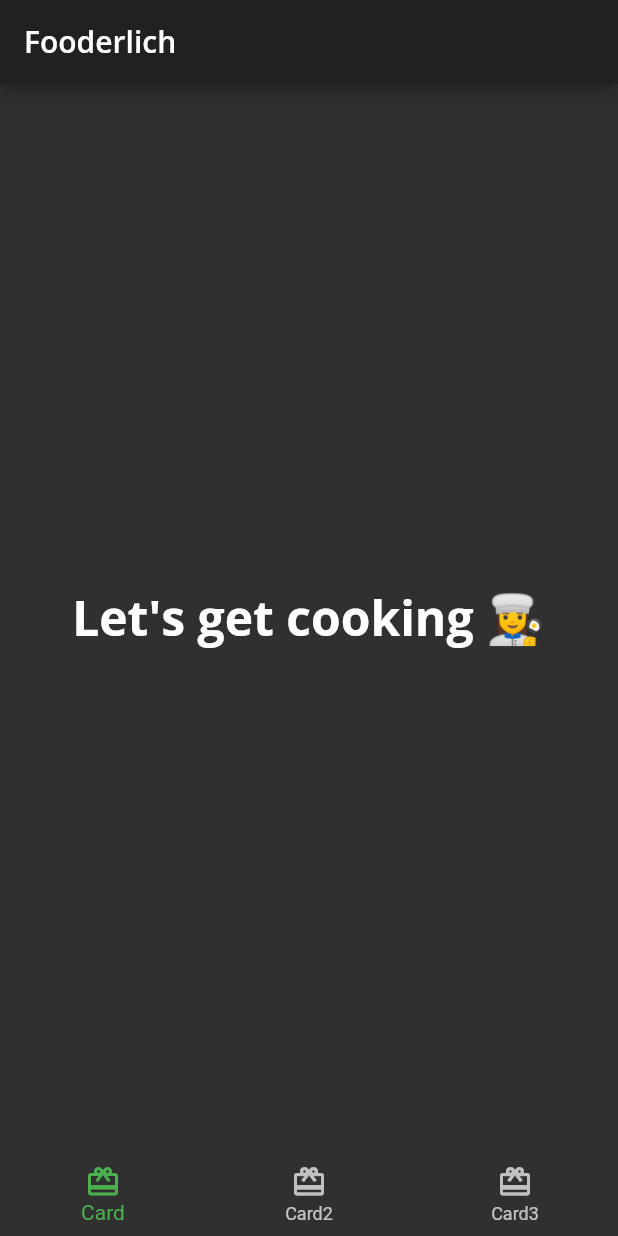
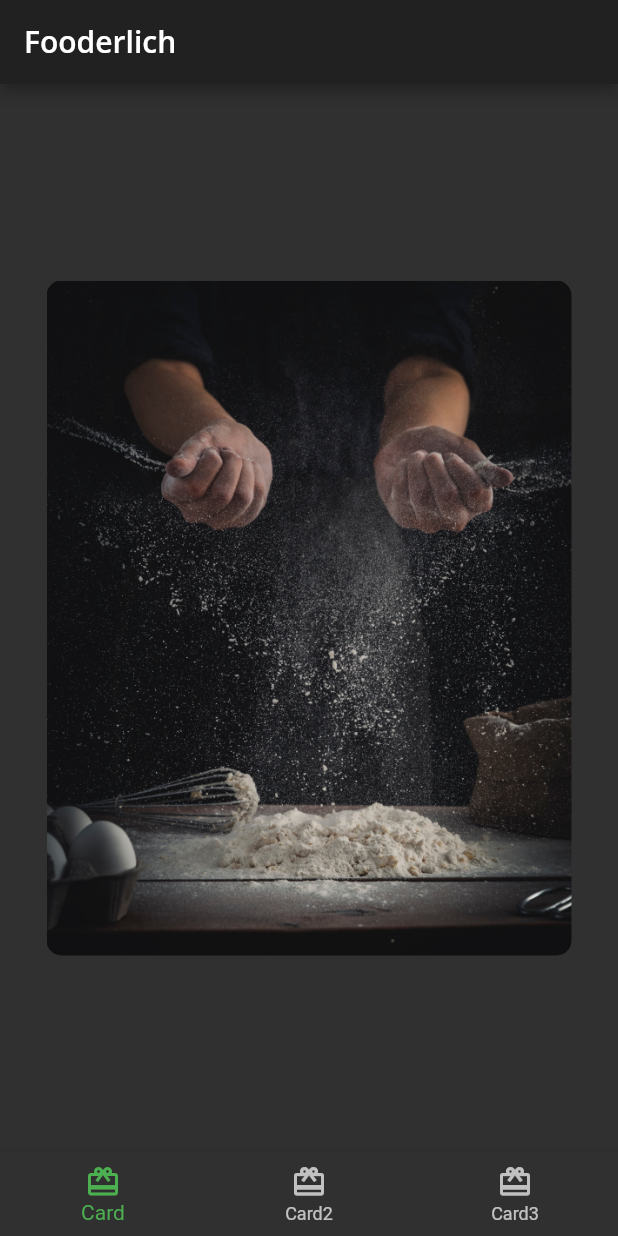
Before and after one commit to Miravicson/fooderlich, a Flutter app: the screen it shows after launch, on a phone screen of 412 x 824 dp. Run offline on Flutter 3.47's test engine with Material 2 defaults, Android fonts, the phone set to English and light mode, and no system bars; our stand-ins replace google_fonts.

Commit message:
added image assets; created Card1 widget;

```diff
--- /dev/null
+++ b/lib/card1.dart
@@ -0,0 +1,32 @@
+import 'package:flutter/material.dart';
+
+class Card1 extends StatelessWidget {
+  const Card1({super.key});
+
+  final String category = 'Editor\s Choice';
+  final String title = 'The Art of Dough';
+  final String description = 'Learn to make the perfect bread.';
+  final String chef = 'Victor Ughonu';
+
+  @override
+  Widget build(BuildContext context) {
+    return Center(
+      child: Container(
+        padding: const EdgeInsets.all(16),
+        constraints: const BoxConstraints.expand(
+          width: 350,
+          height: 450,
+        ),
+        decoration: const BoxDecoration(
+          image: DecorationImage(
+            image: AssetImage('assets/mag1.png'),
+            fit: BoxFit.cover,
+          ),
+          borderRadius: BorderRadius.all(
+            Radius.circular(10.0),
+          ),
+        ),
+      ),
+    );
+  }
+}
--- a/lib/home.dart
+++ b/lib/home.dart
@@ -1,4 +1,5 @@
 import 'package:flutter/material.dart';
+import 'package:fooderlich/card1.dart';
 
 class Home extends StatefulWidget {
   const Home({super.key});
@@ -8,7 +9,25 @@ class Home extends StatefulWidget {
 }
 
 class _HomeState extends State<Home> {
-  // TODO: Add state variables and functions
+  int _selectedIndex = 0;
+
+  static List<Widget> pages = <Widget>[
+    const Card1(),
+    // TODO: Replace with Card2
+    Container(
+      color: Colors.green,
+    ),
+    // TODO: Replace with Card3
+    Container(
+      color: Colors.blue,
+    ),
+  ];
+
+  void _onItemTapped(int index) {
+    setState(() {
+      _selectedIndex = index;
+    });
+  }
 
   @override
   Widget build(BuildContext context) {
@@ -20,16 +39,11 @@ class _HomeState extends State<Home> {
           style: Theme.of(context).textTheme.titleLarge,
         ),
       ),
-      // TODO: Show selected tab
-      body: Center(
-        child: Text(
-          'Let\'s get cooking 👩‍🍳',
-          style: Theme.of(context).textTheme.displayLarge,
-        ),
-      ),
+      body: pages[_selectedIndex],
       bottomNavigationBar: BottomNavigationBar(
         selectedItemColor: Theme.of(context).textSelectionTheme.selectionColor,
-        // TODO: Set selected tab bar
+        currentIndex: _selectedIndex,
+        onTap: _onItemTapped,
         items: const [
           BottomNavigationBarItem(
             icon: Icon(Icons.card_giftcard),
```
Also changed, not shown: assets/author_katz.jpeg (added), assets/mag1.png (added), assets/mag2.png (added), assets/mag3.png (added), assets/mag4.png (added), assets/mag5.png (added).
